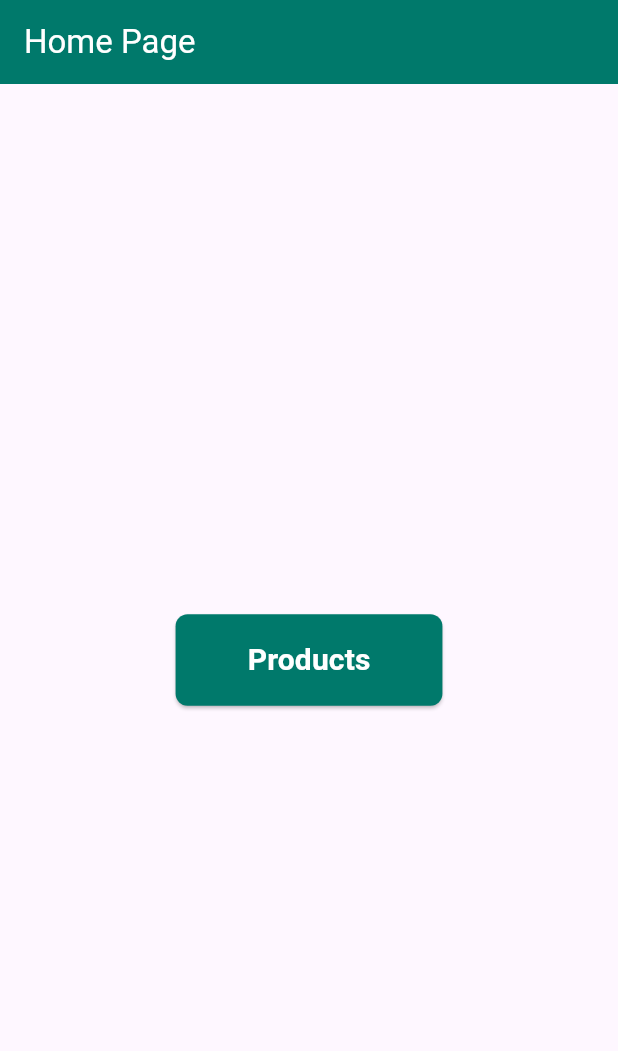
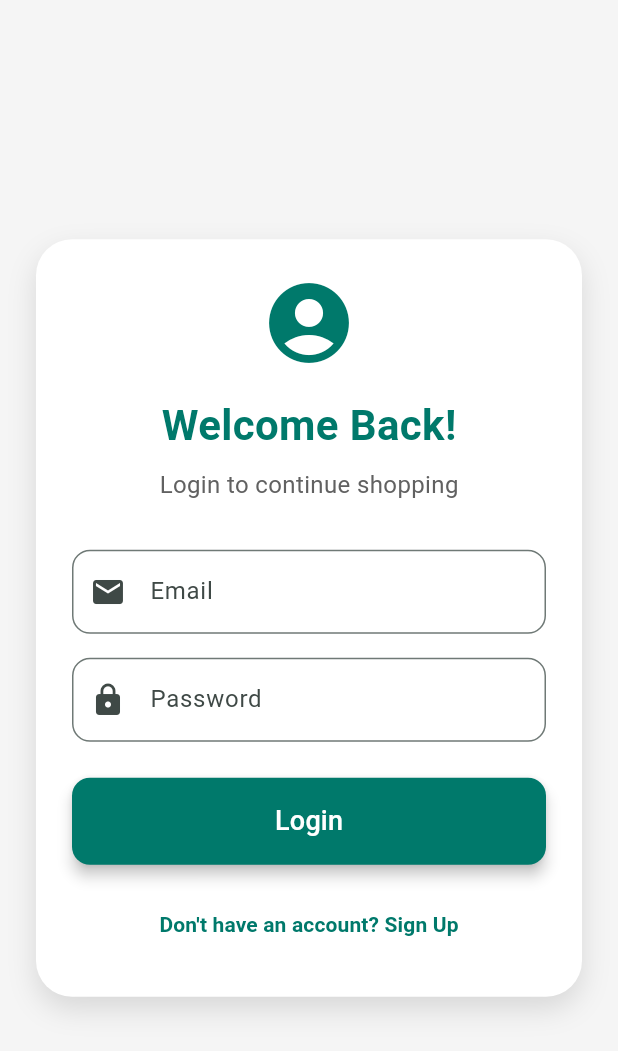
Before and after one commit to pradpdps/payments, a Flutter app: the screen it shows after launch, on a phone screen of 412 x 824 dp. Shown: the top 1051 px of the screen. Run offline on Flutter 3.47's test engine with Material 3 defaults, Android fonts, the phone set to English and light mode, and no system bars.

Commit message:
changes with login page

```diff
--- a/lib/main.dart
+++ b/lib/main.dart
@@ -1,5 +1,5 @@
 import 'package:flutter/material.dart';
-import 'package:payments/products.dart';
+import 'package:payments/ui/login.dart';
 
 void main() {
   runApp(const MyApp());
@@ -13,80 +13,80 @@ class MyApp extends StatelessWidget {
     return MaterialApp(
       debugShowCheckedModeBanner: false,
       theme: ThemeData(
-        colorScheme: ColorScheme.fromSeed(seedColor: Colors.deepPurple),
+        colorScheme: ColorScheme.fromSeed(seedColor: Color(0xFF00796B)),
         useMaterial3: true,
       ),
-      home: const MyHomePage(),
+      home: const Login(),
     );
   }
 }
 
-class MyHomePage extends StatelessWidget {
-  const MyHomePage({super.key});
+// class MyHomePage extends StatelessWidget {
+//   const MyHomePage({super.key});
 
-  @override
-  Widget build(BuildContext context) {
-    return Scaffold(
-      appBar: AppBar(
-        title: Text(
-          'Home Page',
-          style: TextStyle(color: Colors.white),
-        ),
-        backgroundColor: Color(0xFF00796B),
-        elevation: 0,
-      ),
-      body: Center(
-        child: Column(
-          mainAxisAlignment: MainAxisAlignment.center,
-          children: [
-            ElevatedButton(
-              style: ElevatedButton.styleFrom(
-                backgroundColor: Color(0xFF00796B),
-                padding: EdgeInsets.symmetric(horizontal: 48, vertical: 16),
-                shape: RoundedRectangleBorder(
-                  borderRadius: BorderRadius.circular(8),
-                ),
-              ),
-              onPressed: () {
-                Navigator.of(context).push(
-                  MaterialPageRoute(builder: (context) => const Products()),
-                );
-              },
-              child: Text(
-                'Products',
-                style: TextStyle(
-                  fontSize: 20,
-                  color: Colors.white,
-                  fontWeight: FontWeight.w600,
-                ),
-              ),
-            ),
-            // SizedBox(height: 20),
-            // ElevatedButton(
-            //   style: ElevatedButton.styleFrom(
-            //     backgroundColor: Color(0xFF00796B),
-            //     padding: EdgeInsets.symmetric(horizontal: 48, vertical: 16),
-            //     shape: RoundedRectangleBorder(
-            //       borderRadius: BorderRadius.circular(8),
-            //     ),
-            //   ),
-            //   onPressed: () {
-            //     Navigator.of(context).push(
-            //       MaterialPageRoute(builder: (context) => const Payments()),
-            //     );
-            //   },
-            //   child: Text(
-            //     'Got to Payments',
-            //     style: TextStyle(
-            //       fontSize: 20,
-            //       color: Colors.white,
-            //       fontWeight: FontWeight.w600,
-            //     ),
-            //   ),
-            // ),
-          ],
-        ),
-      ),
-    );
-  }
-}
+//   @override
+//   Widget build(BuildContext context) {
+//     return Scaffold(
+//       appBar: AppBar(
+//         title: Text(
+//           'Home Page',
+//           style: TextStyle(color: Colors.white),
+//         ),
+//         backgroundColor: Color(0xFF00796B),
+//         elevation: 0,
+//       ),
+//       body: Center(
+//         child: Column(
+//           mainAxisAlignment: MainAxisAlignment.center,
+//           children: [
+//             ElevatedButton(
+//               style: ElevatedButton.styleFrom(
+//                 backgroundColor: Color(0xFF00796B),
+//                 padding: EdgeInsets.symmetric(horizontal: 48, vertical: 16),
+//                 shape: RoundedRectangleBorder(
+//                   borderRadius: BorderRadius.circular(8),
+//                 ),
+//               ),
+//               onPressed: () {
+//                 Navigator.of(context).push(
+//                   MaterialPageRoute(builder: (context) => const Products()),
+//                 );
+//               },
+//               child: Text(
+//                 'Products',
+//                 style: TextStyle(
+//                   fontSize: 20,
+//                   color: Colors.white,
+//                   fontWeight: FontWeight.w600,
+//                 ),
+//               ),
+//             ),
+//             // SizedBox(height: 20),
+//             // ElevatedButton(
+//             //   style: ElevatedButton.styleFrom(
+//             //     backgroundColor: Color(0xFF00796B),
+//             //     padding: EdgeInsets.symmetric(horizontal: 48, vertical: 16),
+//             //     shape: RoundedRectangleBorder(
+//             //       borderRadius: BorderRadius.circular(8),
+//             //     ),
+//             //   ),
+//             //   onPressed: () {
+//             //     Navigator.of(context).push(
+//             //       MaterialPageRoute(builder: (context) => const Payments()),
+//             //     );
+//             //   },
+//             //   child: Text(
+//             //     'Got to Payments',
+//             //     style: TextStyle(
+//             //       fontSize: 20,
+//             //       color: Colors.white,
+//             //       fontWeight: FontWeight.w600,
+//             //     ),
+//             //   ),
+//             // ),
+//           ],
+//         ),
+//       ),
+//     );
+//   }
+// }
--- /dev/null
+++ b/lib/ui/login.dart
@@ -0,0 +1,193 @@
+import 'package:flutter/material.dart';
+import 'package:payments/ui/products.dart';
+
+class Login extends StatefulWidget {
+  const Login({super.key});
+
+  @override
+  State<Login> createState() => _LoginState();
+}
+
+class _LoginState extends State<Login> {
+  bool isLogin = true;
+  bool isLoading = false;
+
+  final _formKey = GlobalKey<FormState>();
+  final _emailController = TextEditingController();
+  final _passwordController = TextEditingController();
+  final _nameController = TextEditingController();
+
+  @override
+  Widget build(BuildContext context) {
+    // Example color theme (adjust to match your products page)
+    const primaryColor = Color(0xFF00796B); // Blue
+    const backgroundColor = Color(0xFFF5F5F5); // Light grey
+
+    return Scaffold(
+      backgroundColor: backgroundColor,
+      body: Center(
+        child: SingleChildScrollView(
+          child: Container(
+            padding: const EdgeInsets.all(24),
+            margin: const EdgeInsets.symmetric(horizontal: 24),
+            decoration: BoxDecoration(
+              color: Colors.white,
+              borderRadius: BorderRadius.circular(24),
+              boxShadow: [
+                BoxShadow(
+                  color: Colors.black12,
+                  blurRadius: 16,
+                  offset: Offset(0, 8),
+                ),
+              ],
+            ),
+            child: Form(
+              key: _formKey,
+              child: Column(
+                mainAxisSize: MainAxisSize.min,
+                children: [
+                  Icon(Icons.account_circle, size: 64, color: primaryColor),
+                  const SizedBox(height: 16),
+                  Text(
+                    isLogin ? 'Welcome Back!' : 'Create Account',
+                    style: TextStyle(
+                      fontSize: 28,
+                      fontWeight: FontWeight.bold,
+                      color: primaryColor,
+                    ),
+                  ),
+                  const SizedBox(height: 8),
+                  Text(
+                    isLogin
+                        ? 'Login to continue shopping'
+                        : 'Sign up to start your journey',
+                    style: TextStyle(
+                      fontSize: 16,
+                      color: Colors.grey[700],
+                    ),
+                  ),
+                  const SizedBox(height: 32),
+                  if (!isLogin)
+                    TextFormField(
+                      controller: _nameController,
+                      decoration: InputDecoration(
+                        labelText: 'Full Name',
+                        prefixIcon: Icon(Icons.person),
+                        border: OutlineInputBorder(
+                          borderRadius: BorderRadius.circular(12),
+                        ),
+                      ),
+                      validator: (value) {
+                        if (!isLogin && (value == null || value.isEmpty)) {
+                          return 'Please enter your name';
+                        }
+                        return null;
+                      },
+                    ),
+                  if (!isLogin) const SizedBox(height: 16),
+                  TextFormField(
+                    controller: _emailController,
+                    decoration: InputDecoration(
+                      labelText: 'Email',
+                      prefixIcon: Icon(Icons.email),
+                      border: OutlineInputBorder(
+                        borderRadius: BorderRadius.circular(12),
+                      ),
+                    ),
+                    keyboardType: TextInputType.emailAddress,
+                    validator: (value) {
+                      if (value == null || value.isEmpty) {
+                        return 'Please enter your email';
+                      }
+                      if (!RegExp(r'^[^@]+@[^@]+\.[^@]+').hasMatch(value)) {
+                        return 'Enter a valid email';
+                      }
+                      return null;
+                    },
+                  ),
+                  const SizedBox(height: 16),
+                  TextFormField(
+                    controller: _passwordController,
+                    decoration: InputDecoration(
+                      labelText: 'Password',
+                      prefixIcon: Icon(Icons.lock),
+                      border: OutlineInputBorder(
+                        borderRadius: BorderRadius.circular(12),
+                      ),
+                    ),
+                    obscureText: true,
+                    validator: (value) {
+                      if (value == null || value.isEmpty) {
+                        return 'Please enter your password';
+                      }
+                      if (value.length < 6) {
+                        return 'Password must be at least 6 characters';
+                      }
+                      return null;
+                    },
+                  ),
+                  const SizedBox(height: 24),
+                  SizedBox(
+                    width: double.infinity,
+                    child: ElevatedButton(
+                      style: ElevatedButton.styleFrom(
+                        backgroundColor: primaryColor,
+                        foregroundColor: Colors.white,
+                        padding: const EdgeInsets.symmetric(vertical: 16),
+                        shape: RoundedRectangleBorder(
+                          borderRadius: BorderRadius.circular(12),
+                        ),
+                        elevation: 4,
+                      ),
+                      onPressed: () async {
+                        if (_formKey.currentState!.validate()) {
+                          setState(() {
+                            isLoading = true;
+                          });
+                          await Future.delayed(Duration(seconds: 2));
+                          setState(() {
+                            isLoading = false;
+                          });
+                          if (context.mounted) {
+                            Navigator.of(context).push(MaterialPageRoute(
+                                builder: (context) => const Products()));
+                          }
+                        }
+                      },
+                      child: isLoading
+                          ? CircularProgressIndicator(
+                              color: Colors.white,
+                              strokeWidth: 6,
+                            )
+                          : Text(
+                              isLogin ? 'Login' : 'Sign Up',
+                              style: const TextStyle(fontSize: 18),
+                            ),
+                    ),
+                  ),
+                  const SizedBox(height: 16),
+                  TextButton(
+                    onPressed: () {
+                      setState(() {
+                        isLogin = !isLogin;
+                      });
+                    },
+                    child: Text(
+                      isLogin
+                          ? "Don't have an account? Sign Up"
+                          : "Already have an account? Login",
+                      style: TextStyle(
+                        color: primaryColor,
+                        fontWeight: FontWeight.w600,
+                      ),
+                    ),
+                  ),
+                ],
+              ),
+            ),
+          ),
+        ),
+      ),
+    );
+  }
+}
--- a/lib/products.dart
+++ b/lib/ui/products.dart
@@ -2,7 +2,7 @@ import 'package:flutter/material.dart';
 import 'package:payments/model/native_response.dart';
 import 'dart:convert';
 import 'package:payments/utils/native_service.dart';
-import 'package:payments/payments.dart';
+import 'package:payments/ui/payments.dart';
 
 class Products extends StatefulWidget {
   const Products({super.key});
```
Also changed, not shown: lib/ui/payments.dart (renamed from lib/payments.dart), 2 other files.
